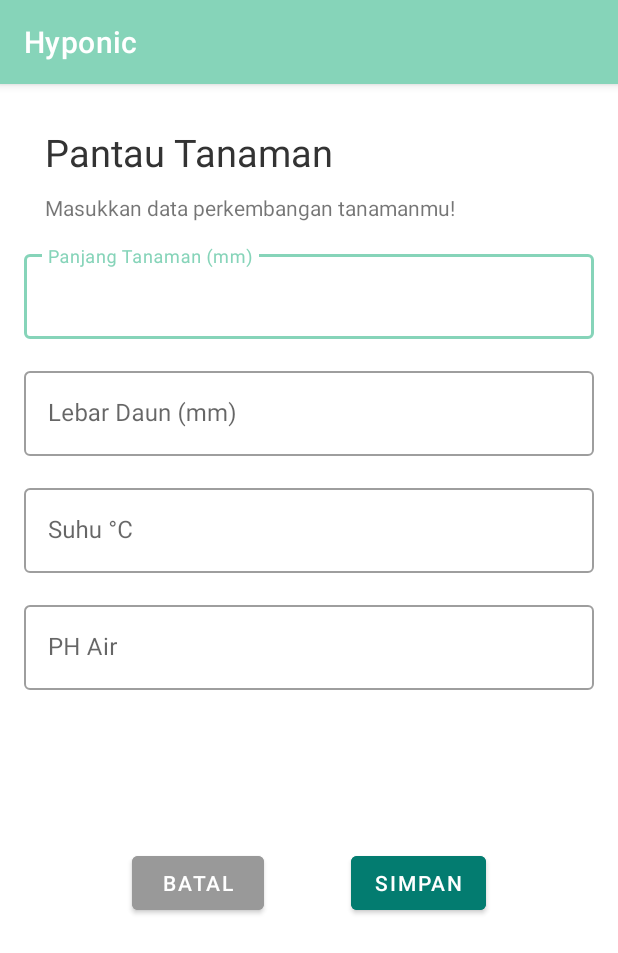
After one commit to hyponicteam/hyponic-mobile, an Android app: the CreateDetailTanaman screen opened directly, with no data from a screen before it, on a phone screen of 412 x 824 dp. The commit adds this screen. Shown: the top 953 px of the screen. Run offline under Robolectric (Android 15) with nearby library versions, the phone set to English and light mode, and no system bars; libraries missing offline, so code that uses them is left out: com.androidnetworking, com.androidnetworking.common, com.androidnetworking.error, com.androidnetworking.interfaces.

Commit message:
create detail tanaman

```diff
--- /dev/null
+++ b/app/src/main/java/com/example/hyponic/CreateDetailTanaman.java
@@ -0,0 +1,102 @@
+package com.example.hyponic;
+
+import static com.example.hyponic.constant.ApiConstant.BASE_URL;
+
+import androidx.appcompat.app.AppCompatActivity;
+
+import android.content.Intent;
+import android.os.Bundle;
+import android.util.Log;
+import android.view.View;
+import android.widget.Toast;
+
+import com.androidnetworking.AndroidNetworking;
+import com.androidnetworking.common.Priority;
+import com.androidnetworking.error.ANError;
+import com.androidnetworking.interfaces.JSONObjectRequestListener;
+import com.example.hyponic.databinding.ActivityCreateDetailTanamanBinding;
+import com.example.hyponic.model.SharedPrefManager;
+import com.google.android.material.snackbar.Snackbar;
+
+import org.json.JSONException;
+import org.json.JSONObject;
+
+public class CreateDetailTanaman extends AppCompatActivity {
+
+    private ActivityCreateDetailTanamanBinding binding;
+    private String panjang, lebar, suhu, ph;
+    SharedPrefManager pref;
+
+    @Override
+    protected void onCreate(Bundle savedInstanceState) {
+        super.onCreate(savedInstanceState);
+
+        binding = ActivityCreateDetailTanamanBinding.inflate(getLayoutInflater());
+        setContentView(binding.getRoot());
+        pref = new SharedPrefManager(this);
+
+        binding.btnSave.setOnClickListener(new View.OnClickListener() {
+            @Override
+            public void onClick(View view) {
+                saveDataPlant(view);
+            }
+        });
+
+//        binding.btnCancel.setOnClickListener(new View.OnClickListener() {
+//            @Override
+//            public void onClick(View view) {
+//
+//            }
+//        });
+    }
+
+    public void saveDataPlant(View view){
+        panjang = binding.edPanjang.getText().toString();
+        lebar = binding.edLebar.getText().toString();
+        suhu = binding.edSuhu.getText().toString();
+        ph = binding.edPh.getText().toString();
+
+        if(panjang.equals("")|| lebar.equals("") || suhu.equals("") || ph.equals("")){
+            Toast.makeText(this,"Data tidak boleh kosong", Toast.LENGTH_LONG).show();
+        }
+        else{
+            AndroidNetworking.post(BASE_URL+"growths")
+                    .addHeaders("Authorization","Bearer "+pref.getSPToken())
+                    .addHeaders("Accept", "application/json")
+                    .addBodyParameter("plant_height", panjang)
+                    .addBodyParameter("leaf_width", lebar)
+                    .addBodyParameter("temperature", suhu)
+                    .addBodyParameter("acidity", ph)
+                    .setTag("test")
+                    .setPriority(Priority.MEDIUM)
+                    .build()
+                    .getAsJSONObject(new JSONObjectRequestListener() {
+                        @Override
+                        public void onResponse(JSONObject response) {
+                            //showLoading(false);
+                            Log.d("TAG", String.valueOf(response));
+                            try {
+                                if(response.getJSONObject("meta").getString("status").equals("success")){
+                                    Snackbar.make(view, "Tanaman Berhasil Disimpan", Snackbar.LENGTH_LONG).setAction("Action", null).show();
+                                    Log.d("Data",""+response.getJSONObject("data"));
+                                    Intent moveIntent = new Intent(getApplicationContext(), Detailplantfragment.class);
+                                    startActivity(moveIntent);
+                                }else {
+                                    Snackbar.make(view, "Tanaman Gagal Disimpan", Snackbar.LENGTH_LONG).setAction("Action", null).show();
+                                }
+
+                            }catch (JSONException e){
+                                Toast.makeText(getApplicationContext(),"Login Gagal"+e,Toast.LENGTH_SHORT).show();
+                            }
+                        }
+                        @Override
+                        public void onError(ANError error) {
+                            //showLoading(false);
+                            // handle error
+                            Toast.makeText(getApplicationContext(),""+error, Toast.LENGTH_SHORT).show();
+                            Log.d("ERROR", String.valueOf(error));
+                        }
+                    });
+        }
+    }
+}
--- a/app/src/main/java/com/example/hyponic/LoginActivity.java
+++ b/app/src/main/java/com/example/hyponic/LoginActivity.java
@@ -75,7 +75,7 @@ public class LoginActivity extends AppCompatActivity{
                                     preferences.saveSPInt(String.valueOf(preferences.SP_ID),dataUser.getInt("id"));
                                     preferences.saveSPString(preferences.SP_TOKEN,token);
 
-                                    Intent moveIntent = new Intent(getApplicationContext(),Detailplantfragment.class);
+                                    Intent moveIntent = new Intent(getApplicationContext(),Home1Activity.class);
                                     startActivity(moveIntent);
                                 }else{
                                     Toast.makeText(getApplicationContext(),"Login Gagal",Toast.LENGTH_SHORT).show();
--- a/app/src/main/java/com/example/hyponic/view/Plant/CreatePlantActivity.java
+++ b/app/src/main/java/com/example/hyponic/view/Plant/CreatePlantActivity.java
@@ -47,6 +47,7 @@ public class CreatePlantActivity extends AppCompatActivity{
     private void savePlant(View view) {
         showLoading(true);
         String namePlant = binding.edNamePlat.getText().toString();
+
         Log.d("Nama Tanaman",""+namePlant);
         AndroidNetworking.post(BASE_URL+"plants")
                 .addHeaders("Authorization","Bearer "+pref.getSPToken())
--- /dev/null
+++ b/app/src/main/res/layout/activity_create_detail_tanaman.xml
@@ -0,0 +1,145 @@
+<?xml version="1.0" encoding="utf-8"?>
+<androidx.constraintlayout.widget.ConstraintLayout xmlns:android="http://schemas.android.com/apk/res/android"
+    xmlns:app="http://schemas.android.com/apk/res-auto"
+    xmlns:tools="http://schemas.android.com/tools"
+    android:layout_width="match_parent"
+    android:layout_height="match_parent"
+    tools:context=".CreateDetailTanaman">
+
+    <TextView
+        android:id="@+id/text1"
+        android:layout_width="match_parent"
+        android:layout_height="wrap_content"
+        android:layout_marginTop="28dp"
+        android:layout_marginLeft="30dp"
+        android:layout_marginRight="30dp"
+        android:text="Pantau Tanaman"
+        android:textColor="@color/black"
+        android:textSize="25sp"
+        app:layout_constraintEnd_toEndOf="parent"
+        app:layout_constraintHorizontal_bias="0.0"
+        app:layout_constraintStart_toStartOf="parent"
+        app:layout_constraintTop_toTopOf="parent" />
+
+    <TextView
+        android:id="@+id/text3"
+        android:layout_width="match_parent"
+        android:layout_height="wrap_content"
+        android:layout_marginLeft="30dp"
+        android:layout_marginTop="10dp"
+        android:layout_marginRight="30dp"
+        android:text="Masukkan data perkembangan tanamanmu!"
+        app:layout_constraintEnd_toEndOf="parent"
+        app:layout_constraintStart_toStartOf="parent"
+        app:layout_constraintTop_toBottomOf="@+id/text1" />
+
+
+    <com.google.android.material.textfield.TextInputLayout
+        android:id="@+id/inputpanjang"
+        style="@style/Widget.MaterialComponents.TextInputLayout.OutlinedBox"
+        android:layout_width="match_parent"
+        android:layout_height="wrap_content"
+        android:layout_margin="16dp"
+        app:layout_constraintEnd_toEndOf="parent"
+        app:layout_constraintStart_toStartOf="parent"
+        app:layout_constraintTop_toBottomOf="@+id/text3">
+
+        <com.google.android.material.textfield.TextInputEditText
+            android:id="@+id/edPanjang"
+            android:layout_width="match_parent"
+            android:layout_height="wrap_content"
+            android:layout_marginTop="28dp"
+            android:ems="10"
+            android:hint="@string/heightPlant" />
+
+    </com.google.android.material.textfield.TextInputLayout>
+
+    <com.google.android.material.textfield.TextInputLayout
+        android:id="@+id/inputLebar"
+        style="@style/Widget.MaterialComponents.TextInputLayout.OutlinedBox"
+        android:layout_width="match_parent"
+        android:layout_height="wrap_content"
+        android:layout_margin="16dp"
+        app:layout_constraintEnd_toEndOf="parent"
+        app:layout_constraintStart_toStartOf="parent"
+        app:layout_constraintTop_toBottomOf="@+id/inputpanjang">
+
+        <com.google.android.material.textfield.TextInputEditText
+            android:id="@+id/edLebar"
+            android:layout_width="match_parent"
+            android:layout_height="wrap_content"
+            android:layout_marginTop="28dp"
+            android:ems="10"
+            android:hint="@string/leafWidth" />
+
+    </com.google.android.material.textfield.TextInputLayout>
+
+
+    <com.google.android.material.textfield.TextInputLayout
+        android:id="@+id/inputSuhu"
+        style="@style/Widget.MaterialComponents.TextInputLayout.OutlinedBox"
+        android:layout_width="match_parent"
+        android:layout_height="wrap_content"
+        android:layout_margin="16dp"
+        app:layout_constraintEnd_toEndOf="parent"
+        app:layout_constraintStart_toStartOf="parent"
+        app:layout_constraintTop_toBottomOf="@+id/inputLebar">
+
+        <com.google.android.material.textfield.TextInputEditText
+            android:id="@+id/edSuhu"
+            android:layout_width="match_parent"
+            android:layout_height="wrap_content"
+            android:layout_marginTop="28dp"
+            android:ems="10"
+            android:hint="@string/temperature" />
+
+    </com.google.android.material.textfield.TextInputLayout>
+
+    <com.google.android.material.textfield.TextInputLayout
+        android:id="@+id/inputPh"
+        style="@style/Widget.MaterialComponents.TextInputLayout.OutlinedBox"
+        android:layout_width="match_parent"
+        android:layout_height="wrap_content"
+        android:layout_margin="16dp"
+        app:layout_constraintEnd_toEndOf="parent"
+        app:layout_constraintStart_toStartOf="parent"
+        app:layout_constraintTop_toBottomOf="@+id/inputSuhu">
+
+        <com.google.android.material.textfield.TextInputEditText
+            android:id="@+id/edPh"
+            android:layout_width="match_parent"
+            android:layout_height="wrap_content"
+            android:layout_marginTop="28dp"
+            android:ems="10"
+            android:hint="@string/Acidity" />
+
+    </com.google.android.material.textfield.TextInputLayout>
+
+    <Button
+        android:id="@+id/btnCancel"
+        android:layout_width="wrap_content"
+        android:layout_height="wrap_content"
+        android:layout_gravity="right"
+        android:layout_marginStart="88dp"
+        android:backgroundTint="@color/grey"
+        android:text="@string/cancel"
+        android:textColor="@color/white"
+        app:layout_constraintBottom_toBottomOf="parent"
+        app:layout_constraintStart_toStartOf="parent"
+        app:layout_constraintTop_toBottomOf="@+id/inputPh"
+        app:layout_constraintVertical_bias="0.332" />
+
+    <Button
+        android:id="@+id/btnSave"
+        android:layout_width="wrap_content"
+        android:layout_height="wrap_content"
+        android:layout_marginEnd="88dp"
+        android:backgroundTint="@color/TextViewGreenLight"
+        android:text="@string/save"
+        android:textColor="@color/white"
+        app:layout_constraintBottom_toBottomOf="parent"
+        app:layout_constraintEnd_toEndOf="parent"
+        app:layout_constraintTop_toBottomOf="@+id/inputPh"
+        app:layout_constraintVertical_bias="0.332" />
+
+</androidx.constraintlayout.widget.ConstraintLayout>
--- a/app/src/main/res/layout/activity_create_plant.xml
+++ b/app/src/main/res/layout/activity_create_plant.xml
@@ -36,6 +36,7 @@
             android:layout_height="wrap_content"
             android:ems="10"
             android:hint="@string/namePlant" />
+
     </com.google.android.material.textfield.TextInputLayout>
 
     <Button
--- a/app/src/main/res/layout/activity_home1.xml
+++ b/app/src/main/res/layout/activity_home1.xml
@@ -4,7 +4,6 @@
     xmlns:tools="http://schemas.android.com/tools"
     android:layout_width="match_parent"
     android:layout_height="match_parent"
-    android:id="@+id/layout1"
     tools:context=".Home1Activity">
 
     <com.google.android.material.appbar.AppBarLayout
@@ -32,15 +31,6 @@
         android:layout_marginBottom="16dp"
         app:srcCompat="@drawable/ic_action_add" />
 
-    <com.google.android.material.floatingactionbutton.FloatingActionButton
-        android:id="@+id/contoh"
-        android:layout_width="wrap_content"
-        android:layout_height="wrap_content"
-        android:layout_gravity="bottom|start"
-        android:layout_marginEnd="@dimen/fab_margin"
-        android:layout_marginBottom="16dp"
-        app:srcCompat="@drawable/ic_action_add" />
-
     <ProgressBar
         android:id="@+id/progressBar"
         style="?android:attr/progressBarStyle"
--- a/app/src/main/res/layout/content_home1.xml
+++ b/app/src/main/res/layout/content_home1.xml
@@ -6,7 +6,6 @@
     android:layout_height="match_parent"
     android:orientation="vertical"
     android:padding="16dp"
-    android:id="@+id/layout2"
     tools:context=".Home1Activity"
     app:layout_behavior="@string/appbar_scrolling_view_behavior">
 
--- a/app/src/main/res/values/strings.xml
+++ b/app/src/main/res/values/strings.xml
@@ -44,9 +44,9 @@
     <string name="dialog_edit_plant">Ubah Nama Tanamanmu</string>
     <string name="namePlant">Nama Tanaman</string>
     <string name="DatePantau">Tanggal Pantau</string>
-    <string name="heightPlant">Panjang Tanaman</string>
-    <string name="leafWidth">Lebar Daun</string>
-    <string name="temperature">Suhu</string>
+    <string name="heightPlant">Panjang Tanaman (mm)</string>
+    <string name="leafWidth">Lebar Daun (mm)</string>
+    <string name="temperature">Suhu °C</string>
     <string name="Acidity">PH Air</string>
     <string name="dialog_delete_detailplant">Yakin menghapus data perkembangan tanamanmu</string>
     <!-- TODO: Remove or change this placeholder text -->
```
Also changed, not shown: app/src/main/AndroidManifest.xml (+6 -3 lines).
